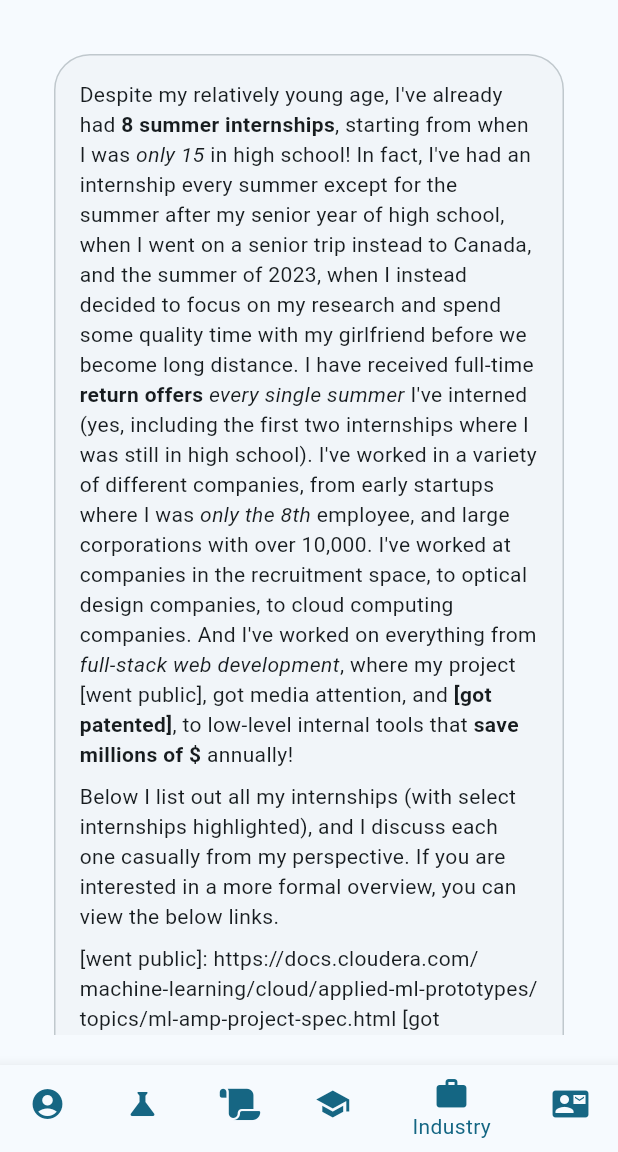
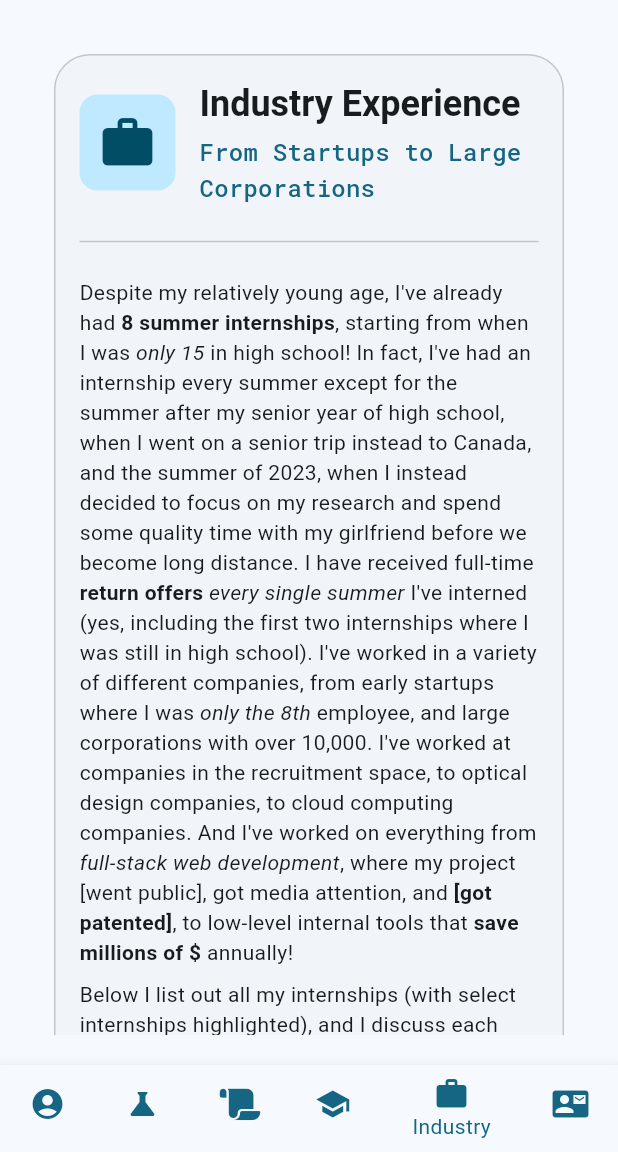
Before and after one commit to The-Ofek-Foundation/ophd, a Flutter app: the screen it shows after launch, item 5 of the bottom bar chosen, on a phone screen of 412 x 824 dp, the part 84-1236 px from its top. Run offline on Flutter 3.47's test engine with Material 3 defaults, Android fonts, the phone set to English and light mode, and no system bars; drawn by our look-alikes of flutter_markdown; our stand-ins replace firebase_core, flutter_svg, font_awesome_flutter, theme_provider; missing offline and left inert: flutter_scatter, graphview, universal_html; accounts and stored records are empty; generated files the repository leaves out were written again; network calls fail.

Commit message:
Improve industry card

```diff
--- a/lib/screens/industry_screen.dart
+++ b/lib/screens/industry_screen.dart
@@ -3,6 +3,7 @@ import 'package:ophd/data/jobs.dart';
 import 'package:ophd/data/social_links.dart';
 import 'package:ophd/models/job.dart';
 import 'package:ophd/models/social_link.dart';
+import 'package:ophd/widgets/card_header_icon.dart';
 import 'package:ophd/widgets/clickable_image.dart';
 import 'package:ophd/widgets/clickable_markdown.dart';
 import 'package:ophd/widgets/collapsible_leading.dart';
@@ -20,7 +21,8 @@ class IndustryPage extends StatelessWidget {
       child: SingleChildScrollView(
         child: Column(
           children: [
-            const JobOverviewCard(),
+            CardWrapper(child: JobOverviewCard()),
+            // const JobOverviewCard(),
             for (Job job in jobs)
               JobCard(job: job),
           ],
@@ -44,24 +46,59 @@ Below I list out all my internships (with select internships highlighted), and I
 [got patented]: https://www.patentguru.com/inventor/gila-ofek
 ''';
 
-    Wrap social = Wrap(
-      spacing: 8,
-      runSpacing: 8,
-      alignment: WrapAlignment.center,
-      runAlignment: WrapAlignment.center,
+    return Column(
+      crossAxisAlignment: CrossAxisAlignment.start,
       children: [
-        for (SocialLink social in socials.where((social) => social.types.contains(SocialType.industry)))
-          LaunchableSocialButton(social: social),
-      ]
-    );
-
-    return CardWrapper(
-      child: Column(
-        children: [
-          ClickableMarkdown(data: overview, textAlign: WrapAlignment.center),
-          social,
-        ],
-      )
+        Row(
+          mainAxisAlignment: MainAxisAlignment.start,
+          children: [
+            const CardHeaderIcon(
+              icon: Icons.work,
+            ),
+            const SizedBox(width: 16),
+            Expanded(
+              child: Column(
+                crossAxisAlignment: CrossAxisAlignment.start,
+                children: [
+                  SelectableText(
+                    'Industry Experience',
+                    style: Theme.of(context).textTheme.headlineSmall?.copyWith(
+                      fontWeight: FontWeight.bold,
+                    ),
+                  ),
+                  const SizedBox(height: 4),
+                  SelectableText(
+                    'From Startups to Large Corporations',
+                    style: Theme.of(context).textTheme.titleMedium?.copyWith(
+                      color: Theme.of(context).colorScheme.secondary,
+                      fontFamily: 'RobotoMono',
+                    ),
+                  ),
+                ],
+              ),
+            ),
+          ],
+        ),
+        const Padding(
+          padding: EdgeInsets.symmetric(vertical: 16),
+          child: Divider(),
+        ),
+        ClickableMarkdown(
+          data: overview,
+          textAlign: WrapAlignment.start,
+        ),
+        const SizedBox(height: 16),
+        Wrap(
+          spacing: 8,
+          runSpacing: 8,
+          alignment: WrapAlignment.start,
+          runAlignment: WrapAlignment.start,
+          children: [
+            for (SocialLink social in socials.where((social) => social.types.contains(SocialType.industry)))
+              LaunchableSocialButton(social: social),
+          ],
+        ),
+      ],
     );
   }
 }
```
